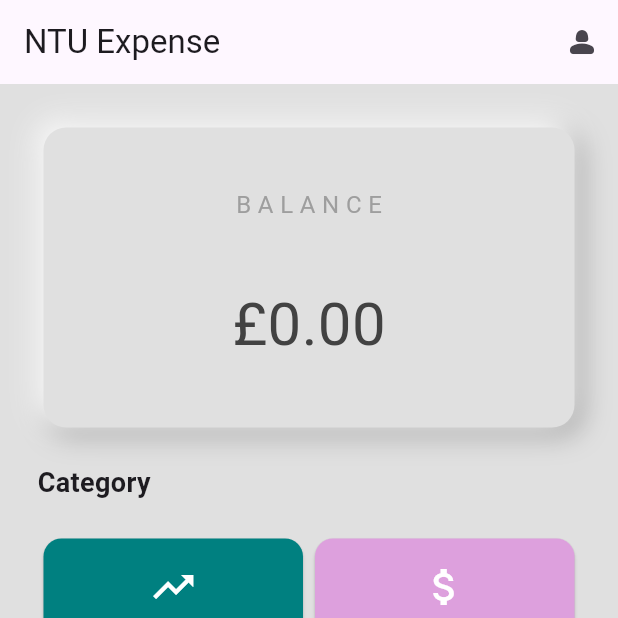
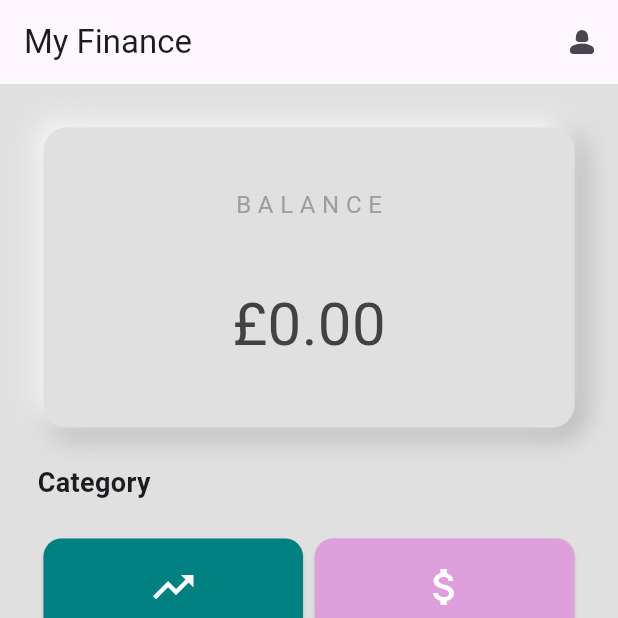
Before and after one commit to saidulydia/NTU_Finance, a Flutter app: the screen it shows once a user with an empty profile is signed in, on a phone screen of 412 x 824 dp, the top half of it. Run offline on Flutter 3.47's test engine with Material 2 defaults, Android fonts, the phone set to English and light mode, and no system bars; our stand-ins replace cloud_firestore, firebase_auth, firebase_core, fl_chart, fluttertoast, hive and 1 more; missing offline and left inert: clipboard; accounts and stored records are empty.

Commit message:
Title change

```diff
--- a/ntu_finance/lib/home_page.dart
+++ b/ntu_finance/lib/home_page.dart
@@ -39,14 +39,14 @@ class _HomePageState extends State<HomePage> {
       builder: (context, snapshot) {
         if (snapshot.connectionState == ConnectionState.waiting) {
           return Scaffold(
-            appBar: AppBar(title: const Text('NTU Expense')),
+            appBar: AppBar(title: const Text('My Finance')),
             body: Center(child: CircularProgressIndicator()),
           );
         }
 
         if (snapshot.hasError) {
           return Scaffold(
-            appBar: AppBar(title: const Text('NTU Expense')),
+            appBar: AppBar(title: const Text('My Finance')),
             body: Center(child: Text('Error: ${snapshot.error}')),
           );
         }
@@ -55,7 +55,7 @@ class _HomePageState extends State<HomePage> {
 
         return Scaffold(
           appBar: AppBar(
-            title: Text('NTU Expense'),
+            title: Text('My Finance'),
             actions: <Widget>[
               IconButton(
                 icon: const Icon(Icons.person_2_rounded),
```
Also changed, not shown: ntu_finance/pubspec.lock.
